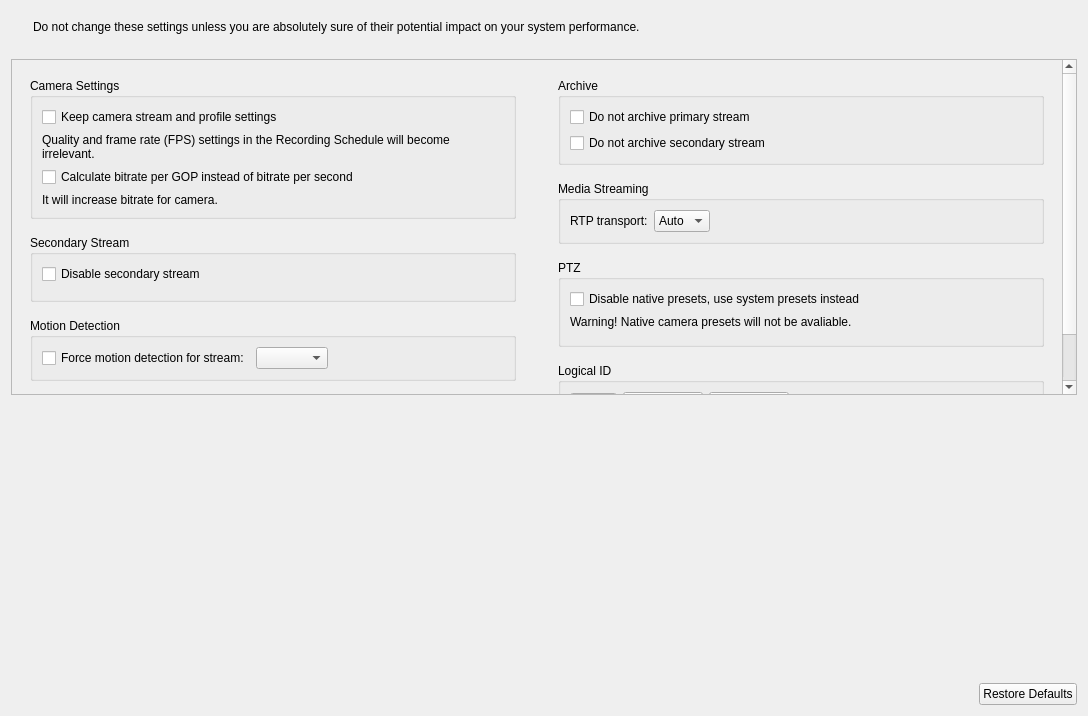
Above: client/nx_client_desktop/src/ui/widgets/properties/expert_settings_widget.ui from networkoptix/nx_open before the change. Below: the same form after it.
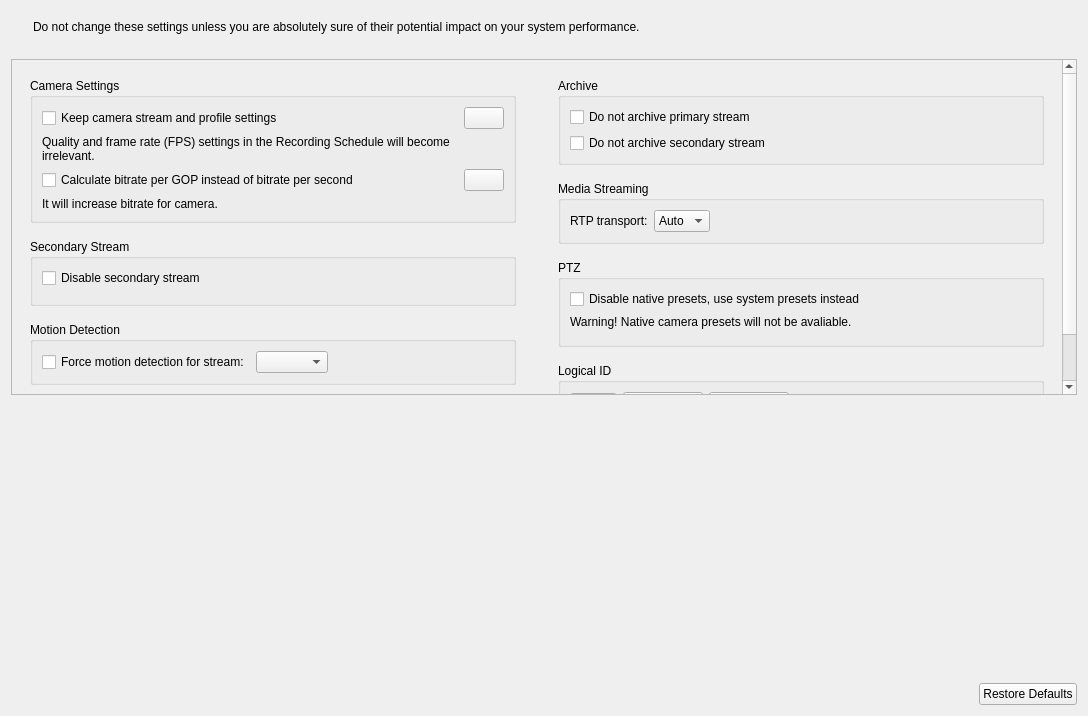
That is the form after the change. Custom widgets are drawn as their Qt base class.

Commit message:
VMS-9308 VMS-9307 Implemented new hint button and added it to UI
<==== Mercurial data ====>
Branch: vms_3.2_dev

Patch:
```diff
--- a/client/nx_client_desktop/src/ui/widgets/properties/expert_settings_widget.ui
+++ b/client/nx_client_desktop/src/ui/widgets/properties/expert_settings_widget.ui
@@ -83,6 +83,8 @@
             </property>
             <layout class="QVBoxLayout" name="verticalLayout_4">
              <item>
+               <layout class="QHBoxLayout" name="settingsDisableControlLayout" stretch="0,1">
+                 <item>
               <widget class="QCheckBox" name="settingsDisableControlCheckBox">
                <property name="text">
                 <string>Keep camera stream and profile settings</string>
@@ -90,6 +92,18 @@
               </widget>
              </item>
              <item>
+                   <widget class="nx::client::desktop::HintButton" name="settingsDisableControlHint">
+                     <property name="sizePolicy">
+                       <sizepolicy hsizetype="Fixed" vsizetype="Fixed">
+                         <horstretch>0</horstretch>
+                         <verstretch>0</verstretch>
+                       </sizepolicy>
+                     </property>
+                   </widget>
+                 </item>
+               </layout>
+             </item>
+             <item>
               <widget class="QLabel" name="settingsWarningLabel">
                <property name="text">
                 <string>Quality and frame rate (FPS) settings in the Recording Schedule will become irrelevant.</string>
@@ -100,6 +114,8 @@
               </widget>
              </item>
              <item>
+              <layout class="QHBoxLayout" name="bitratePerGopLayout" stretch="0,1">
+                <item>
               <widget class="QCheckBox" name="bitratePerGopCheckBox">
                <property name="text">
                 <string>Calculate bitrate per GOP instead of bitrate per second</string>
@@ -107,6 +123,18 @@
               </widget>
              </item>
              <item>
+                  <widget class="nx::client::desktop::HintButton" name="bitratePerGopHint">
+                    <property name="sizePolicy">
+                      <sizepolicy hsizetype="Fixed" vsizetype="Fixed">
+                        <horstretch>0</horstretch>
+                        <verstretch>0</verstretch>
+                      </sizepolicy>
+                    </property>
+                  </widget>
+                </item>
+              </layout>
+             </item>
+             <item>
               <widget class="QLabel" name="bitrateIncreaseWarningLabel">
                <property name="text">
                 <string>It will increase bitrate for camera.</string>
@@ -470,6 +498,11 @@
    <header location="global">ui/widgets/word_wrapped_label.h</header>
    <container>1</container>
   </customwidget>
+  <customwidget>
+    <class>nx::client::desktop::HintButton</class>
+    <extends>QPushButton</extends>
+    <header location="global">nx/client/desktop/common/widgets/hint_button.h</header>
+  </customwidget>
  </customwidgets>
  <tabstops>
   <tabstop>scrollArea</tabstop>
```
Lines whose indentation alone changed are shown as unchanged. The commit also changes 32 other files.
